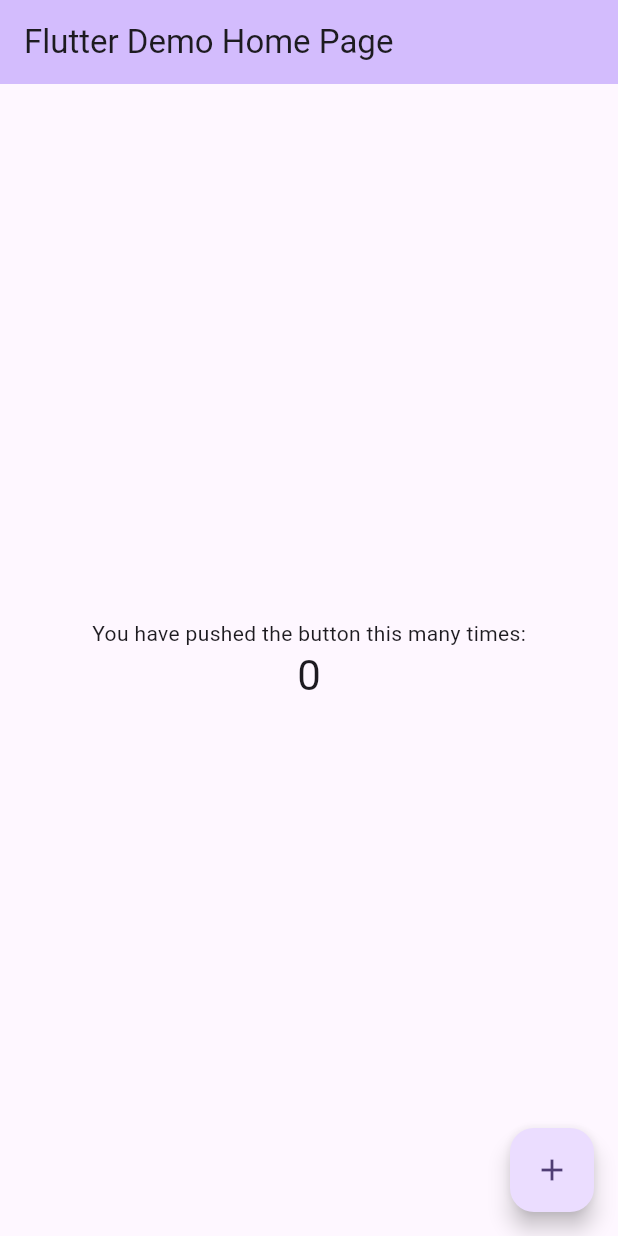
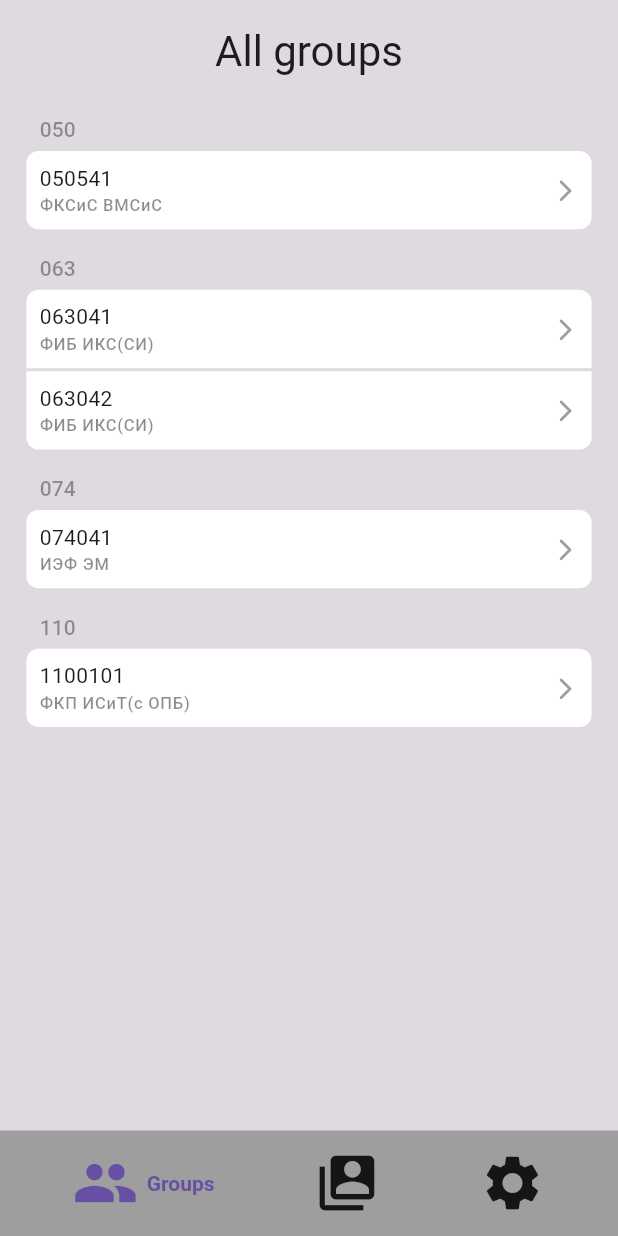
Before and after one commit to kirznernasta/bsuir_schedule, a Flutter app: the screen it shows after launch, on a phone screen of 412 x 824 dp. Run offline on Flutter 3.47's test engine with Material 3 defaults, Android fonts, the phone set to English and light mode, and no system bars; drawn by our look-alikes of salomon_bottom_bar; our stand-ins replace auto_route, flutter_screenutil, flutter_svg, get_it, injectable, vector_graphics.

Commit message:
add home and groups screens

```diff
--- a/lib/gen/assets.gen.dart
+++ b/lib/gen/assets.gen.dart
@@ -7,10 +7,10 @@
 // ignore_for_file: type=lint
 // ignore_for_file: directives_ordering,unnecessary_import,implicit_dynamic_list_literal,deprecated_member_use
 
+import 'package:flutter/services.dart';
 import 'package:flutter/widgets.dart';
-import 'package:flutter/services.dart';
-import 'package:flutter_svg/flutter_svg.dart';
-import 'package:vector_graphics/vector_graphics.dart';
+import 'package:flutter_svg/flutter_svg.dart' as _svg;
+import 'package:vector_graphics/vector_graphics.dart' as _vg;
 
 class $AssetsIconsGen {
   const $AssetsIconsGen();
@@ -94,7 +94,7 @@ class SvgGenImage {
   final Set<String> flavors;
   final bool _isVecFormat;
 
-  SvgPicture svg({
+  _svg.SvgPicture svg({
     Key? key,
     bool matchTextDirection = false,
     AssetBundle? bundle,
@@ -107,29 +107,29 @@ class SvgGenImage {
     WidgetBuilder? placeholderBuilder,
     String? semanticsLabel,
     bool excludeFromSemantics = false,
-    SvgTheme? theme,
+    _svg.SvgTheme? theme,
     ColorFilter? colorFilter,
     Clip clipBehavior = Clip.hardEdge,
     @deprecated Color? color,
     @deprecated BlendMode colorBlendMode = BlendMode.srcIn,
     @deprecated bool cacheColorFilter = false,
   }) {
-    final BytesLoader loader;
+    final _svg.BytesLoader loader;
     if (_isVecFormat) {
-      loader = AssetBytesLoader(
+      loader = _vg.AssetBytesLoader(
         _assetName,
         assetBundle: bundle,
         packageName: package,
       );
     } else {
-      loader = SvgAssetLoader(
+      loader = _svg.SvgAssetLoader(
         _assetName,
         assetBundle: bundle,
         packageName: package,
         theme: theme,
       );
     }
-    return SvgPicture(
+    return _svg.SvgPicture(
       loader,
       key: key,
       matchTextDirection: matchTextDirection,
--- a/lib/main.dart
+++ b/lib/main.dart
@@ -1,4 +1,5 @@
 import 'package:flutter/material.dart';
+import 'package:flutter_screenutil/flutter_screenutil.dart';
 
 import './src/app.dart';
 import './src/config/config.dart';
@@ -6,5 +7,11 @@ import './src/config/config.dart';
 void main() async {
   await initApplication();
 
-  runApp(const MyApp());
+  runApp(
+    ScreenUtilInit(
+      minTextAdapt: true,
+      designSize: const Size(375, 812),
+      child: App(),
+    ),
+  );
 }
--- /dev/null
+++ b/lib/router/router.dart
@@ -0,0 +1,28 @@
+import 'package:auto_route/auto_route.dart';
+import 'package:injectable/injectable.dart';
+
+import '../src/presentation/presentation.dart';
+
+part 'router.gr.dart';
+
+@lazySingleton
+@AutoRouterConfig(
+  replaceInRouteName: 'Page|Screen,Route',
+)
+class AppRouter extends _$AppRouter {
+  /// The default navigation animation.
+  @override
+  RouteType get defaultRouteType => const RouteType.cupertino();
+
+  @override
+  final List<AutoRoute> routes = [
+    AutoRoute(
+      page: HomeRoute.page,
+      children: [
+        AutoRoute(page: GroupsRoute.page),
+        AutoRoute(page: TeachersRoute.page),
+        AutoRoute(page: SettingsRoute.page),
+      ],
+    ),
+  ];
+}
--- a/lib/src/app.dart
+++ b/lib/src/app.dart
@@ -1,64 +1,26 @@
+import 'package:auto_route/auto_route.dart';
 import 'package:flutter/material.dart';
 
-class MyApp extends StatelessWidget {
-  const MyApp({super.key});
+import '../router/router.dart';
+import './config/config.dart';
+import './presentation/presentation.dart';
+
+class App extends StatelessWidget {
+  App({super.key});
+
+  final _appRouter = getIt<AppRouter>();
 
   @override
   Widget build(BuildContext context) {
-    return MaterialApp(
-      title: 'Flutter Demo',
-      theme: ThemeData(
-        colorScheme: ColorScheme.fromSeed(seedColor: Colors.deepPurple),
-        useMaterial3: true,
-      ),
-      home: const MyHomePage(title: 'Flutter Demo Home Page'),
-    );
-  }
-}
-
-class MyHomePage extends StatefulWidget {
-  const MyHomePage({super.key, required this.title});
-
-  final String title;
-
-  @override
-  State<MyHomePage> createState() => _MyHomePageState();
-}
-
-class _MyHomePageState extends State<MyHomePage> {
-  int _counter = 0;
-
-  void _incrementCounter() {
-    setState(() {
-      _counter++;
-    });
-  }
-
-  @override
-  Widget build(BuildContext context) {
-    return Scaffold(
-      appBar: AppBar(
-        backgroundColor: Theme.of(context).colorScheme.inversePrimary,
-        title: Text(widget.title),
-      ),
-      body: Center(
-        child: Column(
-          mainAxisAlignment: MainAxisAlignment.center,
-          children: <Widget>[
-            const Text(
-              'You have pushed the button this many times:',
-            ),
-            Text(
-              '$_counter',
-              style: Theme.of(context).textTheme.headlineMedium,
-            ),
-          ],
+    return GestureDetector(
+      onTap: context.hideKeyboard,
+      child: MaterialApp.router(
+        // TODO: add app theme
+        //theme: AppTheme.theme,
+        routeInformationParser: _appRouter.defaultRouteParser(),
+        routerDelegate: _appRouter.delegate(
+          deepLinkBuilder: (_) => const DeepLink([HomeRoute()]),
         ),
-      ),
-      floatingActionButton: FloatingActionButton(
-        onPressed: _incrementCounter,
-        tooltip: 'Increment',
-        child: const Icon(Icons.add),
       ),
     );
   }
--- a/lib/src/presentation/presentation.dart
+++ b/lib/src/presentation/presentation.dart
@@ -0,0 +1,3 @@
+export './screens/screens.dart';
+export './utils/utils.dart';
+export './widgets/widgets.dart';
--- /dev/null
+++ b/lib/src/presentation/screens/groups_screen.dart
@@ -0,0 +1,157 @@
+import 'package:auto_route/auto_route.dart';
+import 'package:flutter/material.dart';
+import 'package:flutter_screenutil/flutter_screenutil.dart';
+
+import '../presentation.dart';
+
+class _Group {
+  final String name;
+  final String facultyAbbrev;
+  final String specialityAbbrev;
+  final int? course;
+
+  const _Group({
+    required this.name,
+    required this.facultyAbbrev,
+    required this.specialityAbbrev,
+    this.course,
+  });
+}
+
+@RoutePage()
+class GroupsScreen extends StatelessWidget {
+  const GroupsScreen({super.key});
+
+  @override
+  Widget build(BuildContext context) {
+    final groups = [
+      const _Group(
+        name: '050541',
+        facultyAbbrev: 'ФКСиС',
+        specialityAbbrev: 'ВМСиС',
+        course: 5,
+      ),
+      const _Group(
+        name: '063041',
+        facultyAbbrev: 'ФИБ',
+        specialityAbbrev: 'ИКС(СИ)',
+        course: 5,
+      ),
+      const _Group(
+        name: '063042',
+        facultyAbbrev: 'ФИБ',
+        specialityAbbrev: 'ИКС(СИ)',
+        course: 5,
+      ),
+      const _Group(
+        name: '074041',
+        facultyAbbrev: 'ИЭФ',
+        specialityAbbrev: 'ЭМ',
+        course: 5,
+      ),
+      const _Group(
+        name: '1100101',
+        facultyAbbrev: 'ФКП',
+        specialityAbbrev: 'ИСиТ(с ОПБ)',
+        course: 4,
+      ),
+    ];
+    final textTheme = context.theme.textTheme;
+
+    return ScreenTemplate(
+      body: Column(
+        children: [
+          Text('All groups', style: textTheme.headlineMedium),
+          SizedBox(height: 24.h),
+          Expanded(
+            child: ListView.separated(
+              itemBuilder: (_, i) {
+                final isFirst = i == 0;
+                final isLast = i == groups.length - 1;
+                final group = groups[i];
+                var hasTopRounded = isFirst;
+                var hasBottomRounded = isLast;
+                final currentCode = group.name.substring(0, 3);
+
+                if (i > 0) {
+                  final previousGroup = groups[i - 1];
+                  final previousCode = previousGroup.name.substring(0, 3);
+                  hasTopRounded |= previousCode != currentCode;
+                }
+                if (i < groups.length - 1) {
+                  final nextGroup = groups[i + 1];
+                  final nextCode = nextGroup.name.substring(0, 3);
+                  hasBottomRounded |= nextCode != currentCode;
+                }
+
+                return Column(
+                  crossAxisAlignment: CrossAxisAlignment.start,
+                  children: [
+                    if (hasTopRounded)
+                      Padding(
+                        padding: EdgeInsets.only(left: 8.w, bottom: 4.h),
+                        child: Text(
+                          currentCode,
+                          style: textTheme.titleSmall?.copyWith(
+                            color: Colors.black38,
+                          ),
+                        ),
+                      ),
+                    GestureDetector(
+                      child: Container(
+                        decoration: BoxDecoration(
+                          color: Colors.white,
+                          borderRadius: 8.r.toBorderRadius(
+                                isTopRounded: hasTopRounded,
+                                isBottomRounded: hasBottomRounded,
+                              ),
+                        ),
+                        padding: EdgeInsets.symmetric(
+                          vertical: 8.h,
+                          horizontal: 8.w,
+                        ),
+                        child: Row(
+                          mainAxisAlignment: MainAxisAlignment.spaceBetween,
+                          children: [
+                            Column(
+                              crossAxisAlignment: CrossAxisAlignment.start,
+                              children: [
+                                Text(group.name),
+                                Text(
+                                  '${group.facultyAbbrev} ${group.specialityAbbrev}',
+                                  style: textTheme.labelSmall?.copyWith(
+                                    color: Colors.black45,
+                                  ),
+                                ),
+                              ],
+                            ),
+                            Icon(
+                              Icons.arrow_forward_ios_rounded,
+                              size: 16.w,
+                              color: Colors.grey,
+                            ),
+                          ],
+                        ),
+                      ),
+                    ),
+                  ],
+                );
+              },
+              separatorBuilder: (_, i) {
+                final group = groups[i];
+
+                return SizedBox(
+                  height: group.name.substring(0, 3) !=
+                          groups[i + 1].name.substring(0, 3)
+                      ? 16.h
+                      : 2.h,
+                );
+              },
+              itemCount: groups.length,
+            ),
+          ),
+        ],
+      ),
+    );
+  }
+}
--- /dev/null
+++ b/lib/src/presentation/screens/home_screen.dart
@@ -0,0 +1,49 @@
+import 'package:auto_route/auto_route.dart';
+import 'package:flutter/material.dart';
+import 'package:flutter_screenutil/flutter_screenutil.dart';
+import 'package:salomon_bottom_bar/salomon_bottom_bar.dart';
+
+import '../../../router/router.dart';
+
+@RoutePage()
+class HomeScreen extends StatelessWidget {
+  const HomeScreen({super.key});
+
+  @override
+  Widget build(BuildContext context) {
+    final iconSize = 40.w;
+
+    return AutoTabsScaffold(
+      extendBody: true,
+      animationDuration: Duration.zero,
+      routes: const [
+        GroupsRoute(),
+        TeachersRoute(),
+        SettingsRoute(),
+      ],
+      bottomNavigationBuilder: (_, tabsRouter) => SalomonBottomBar(
+        selectedColorOpacity: 0,
+        backgroundColor: Colors.grey,
+        onTap: tabsRouter.setActiveIndex,
+        currentIndex: tabsRouter.activeIndex,
+        margin: EdgeInsets.symmetric(vertical: 8.h, horizontal: 34.w),
+        itemPadding: EdgeInsets.symmetric(vertical: 5.h, horizontal: 10.w),
+        items: [
+          SalomonBottomBarItem(
+            icon: Icon(Icons.group, size: iconSize),
+            title: const Text('Groups'),
+          ),
+          SalomonBottomBarItem(
+            icon: Icon(Icons.switch_account, size: iconSize),
+            // activeIcon: Icon(Icons.add),
+            title: const Text('Teachers'),
+          ),
+          SalomonBottomBarItem(
+            icon: Icon(Icons.settings, size: iconSize),
+            title: const Text('Settings'),
+          ),
+        ],
+      ),
+    );
+  }
+}
--- /dev/null
+++ b/lib/src/presentation/screens/screens.dart
@@ -0,0 +1,4 @@
+export './groups_screen.dart';
+export './home_screen.dart';
+export './settings_screen.dart';
+export './teachers_screen.dart';
--- /dev/null
+++ b/lib/src/presentation/screens/settings_screen.dart
@@ -0,0 +1,12 @@
+import 'package:auto_route/auto_route.dart';
+import 'package:flutter/material.dart';
+
+@RoutePage()
+class SettingsScreen extends StatelessWidget {
+  const SettingsScreen({super.key});
+
+  @override
+  Widget build(BuildContext context) {
+    return const Placeholder();
+  }
+}
--- /dev/null
+++ b/lib/src/presentation/screens/teachers_screen.dart
@@ -0,0 +1,12 @@
+import 'package:auto_route/auto_route.dart';
+import 'package:flutter/material.dart';
+
+@RoutePage()
+class TeachersScreen extends StatelessWidget {
+  const TeachersScreen({super.key});
+
+  @override
+  Widget build(BuildContext context) {
+    return const Placeholder();
+  }
+}
--- /dev/null
+++ b/lib/src/presentation/utils/extensions.dart
@@ -0,0 +1,42 @@
+import 'package:flutter/material.dart';
+
+extension BuildContextExt on BuildContext {
+  /// Application theme.
+  ThemeData get theme => Theme.of(this);
+
+  void hideKeyboard() {
+    WidgetsBinding.instance.focusManager.primaryFocus?.unfocus();
+  }
+
+  void pop<T>([T? result]) => Navigator.of(this).pop(result);
+}
+
+extension ColorExt on Color? {
+  ColorFilter? get colorFilter {
+    final color = this;
+
+    return color != null ? ColorFilter.mode(color, BlendMode.srcIn) : null;
+  }
+}
+
+extension RadiusExt on double {
+  BorderRadius toBorderRadius({
+    bool isTopRounded = false,
+    bool isBottomRounded = false,
+  }) {
+    if (isTopRounded && isBottomRounded) {
+      return BorderRadius.circular(this);
+    }
+
+    final radius = Radius.circular(this);
+
+    if (isTopRounded) {
+      return BorderRadius.only(topLeft: radius, topRight: radius);
+    }
+    if (isBottomRounded) {
+      return BorderRadius.only(bottomLeft: radius, bottomRight: radius);
+    }
+
+    return BorderRadius.zero;
+  }
+}
--- /dev/null
+++ b/lib/src/presentation/utils/utils.dart
@@ -0,0 +1 @@
+export './extensions.dart';
--- /dev/null
+++ b/lib/src/presentation/widgets/screen_template.dart
@@ -0,0 +1,32 @@
+import 'package:flutter/material.dart';
+import 'package:flutter_screenutil/flutter_screenutil.dart';
+
+class ScreenTemplate extends StatelessWidget {
+  final Widget body;
+
+  const ScreenTemplate({required this.body, super.key});
+
+  @override
+  Widget build(BuildContext context) {
+    const padding16 = 16;
+    final mediaQueryData = MediaQuery.of(context);
+
+    return MediaQuery(
+      data: mediaQueryData.copyWith(textScaler: TextScaler.noScaling),
+      child: Material(
+        child: ColoredBox(
+          color: Colors.black12,
+          child: SafeArea(
+            child: Padding(
+              padding: EdgeInsets.symmetric(
+                vertical: padding16.h,
+                horizontal: padding16.w,
+              ),
+              child: body,
+            ),
+          ),
+        ),
+      ),
+    );
+  }
+}
--- /dev/null
+++ b/lib/src/presentation/widgets/widgets.dart
@@ -0,0 +1 @@
+export './screen_template.dart';
```
Also changed, not shown: lib/router/router.gr.dart (added), lib/src/config/di/di.config.dart, 2 other files.
